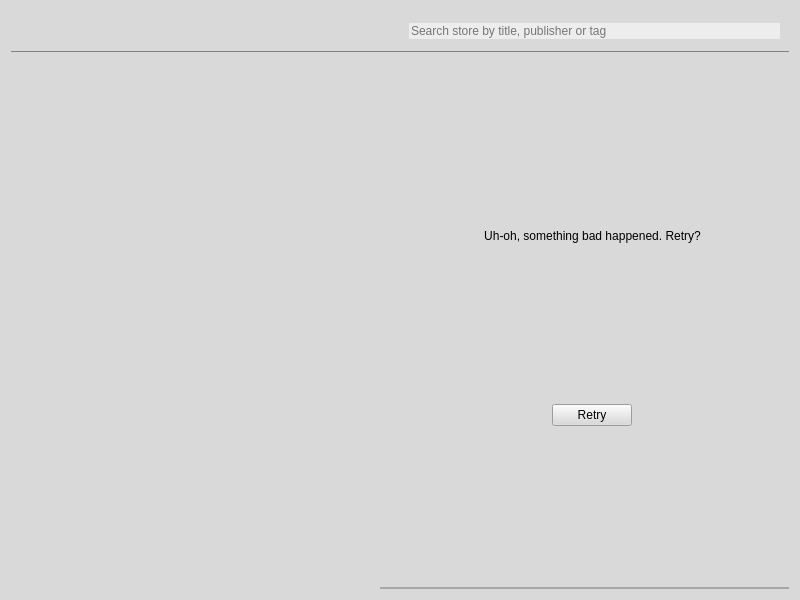
The window that pages/allgamespage.ui (pamugk/nebulae-qt) describes before a commit, drawn with Qt 5.
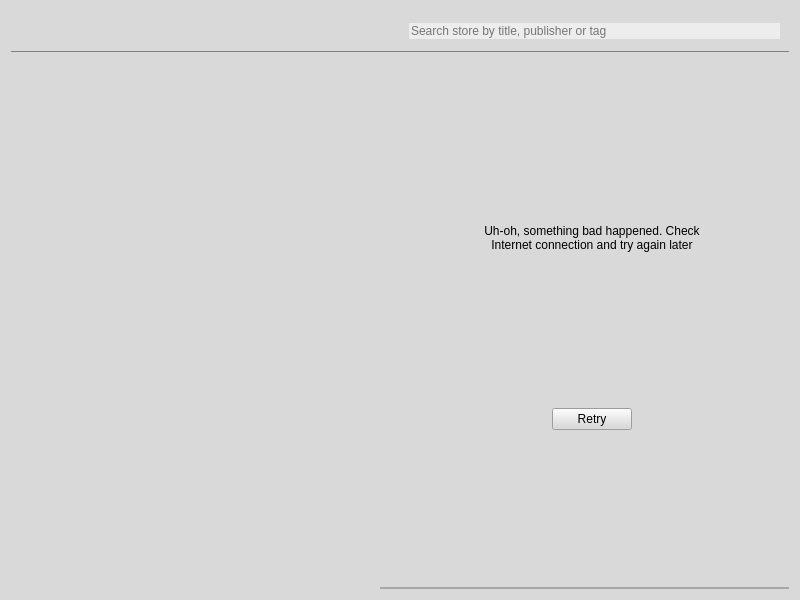
The same window after the commit. The open tabs and pages were chosen to show the change. Icons and pictures are not drawn.

What changed in the file:
```diff
--- a/pages/allgamespage.ui
+++ b/pages/allgamespage.ui
@@ -413,11 +413,14 @@
           </sizepolicy>
          </property>
          <property name="text">
-          <string>Uh-oh, something bad happened. Retry?</string>
+          <string>Uh-oh, something bad happened. Check Internet connection and try again later</string>
          </property>
          <property name="alignment">
           <set>Qt::AlignmentFlag::AlignCenter</set>
          </property>
+         <property name="wordWrap">
+          <bool>true</bool>
+         </property>
         </widget>
        </item>
        <item alignment="Qt::AlignmentFlag::AlignHCenter">
```
Left out of the diff: 7 changed lines with no effect on the pictures.
